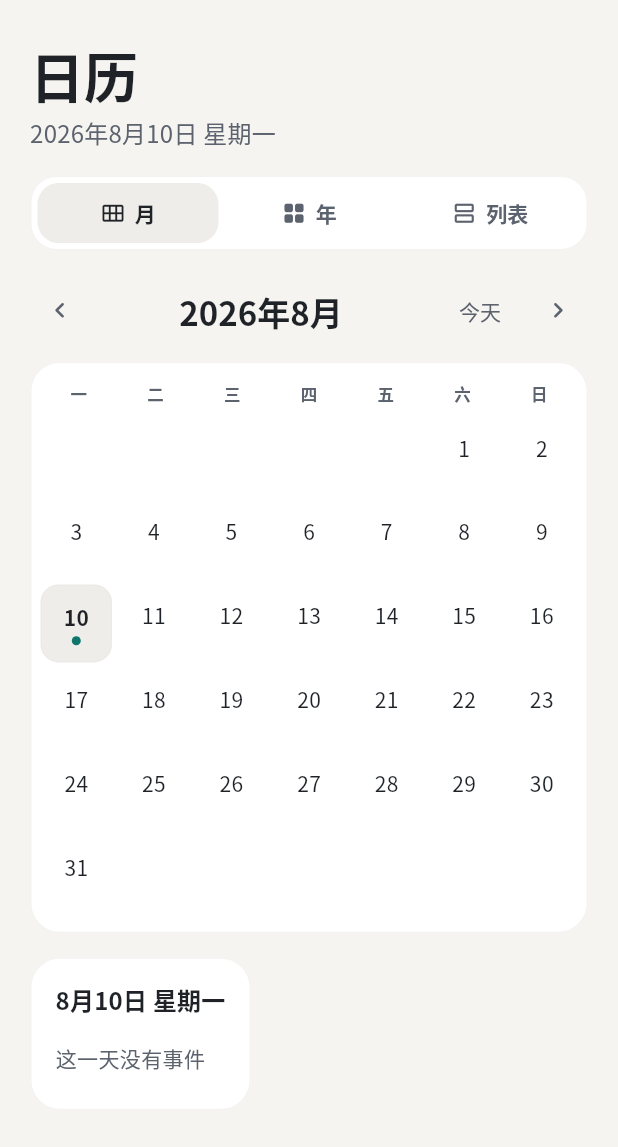
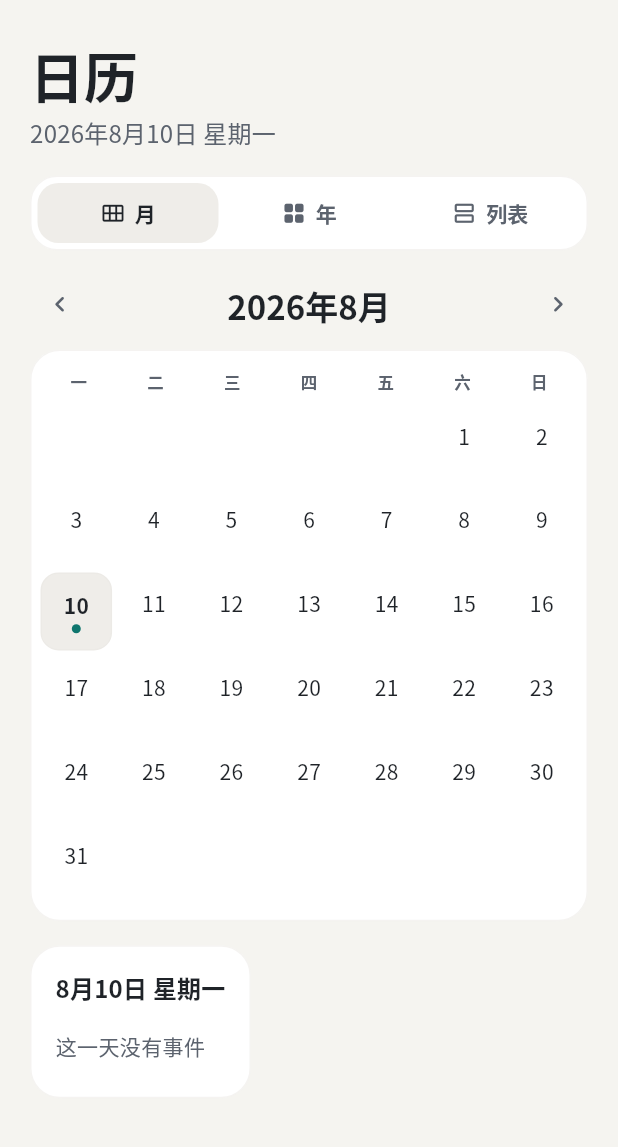
Before and after one commit to jiuxina/ying, a Flutter app: the CalendarPage widget shown alone on an empty page, opened directly, on a phone screen of 412 x 824 dp. Shown: the top 1147 px of the screen. Run offline on Flutter 3.47's test engine with Material 3 defaults, Android fonts, the phone set to English and light mode, and no system bars; our stand-ins replace file_picker, flutter_local_notifications, flutter_riverpod, flutter_timezone, image_picker, shared_preferences and 1 more; missing offline and left inert: home_widget, lunar, pointycastle; accounts and stored records are empty; network calls fail; Roboto replaces fonts that are missing (PingFang SC); statements that could not run were skipped.

Commit message:
日历页将今天按钮移到副标题行并居中月份切换

```diff
--- a/lib/ui/calendar_page.dart
+++ b/lib/ui/calendar_page.dart
@@ -39,7 +39,7 @@
       padding: EdgeInsets.fromLTRB(
         wide ? 34 : 20,
         28,
-        wide ? 34 : 20,
+        20,
         wide ? 24 : 132,
       ),
       children: [
@@ -51,12 +51,24 @@
           ),
         ),
         const SizedBox(height: 5),
-        Text(
-          DateFormat('yyyy年M月d日 EEEE', 'zh_CN').format(now),
-          style: Theme.of(context).textTheme.titleMedium?.copyWith(
-            color: Theme.of(context).colorScheme.onSurfaceVariant,
-            fontWeight: FontWeight.w500,
-          ),
+        Row(
+          children: [
+            Expanded(
+              child: Text(
+                DateFormat('yyyy年M月d日 EEEE', 'zh_CN').format(now),
+                style: Theme.of(context).textTheme.titleMedium?.copyWith(
+                  color: Theme.of(context).colorScheme.onSurfaceVariant,
+                  fontWeight: FontWeight.w500,
+                ),
+              ),
+            ),
+            if (_showTodayButton)
+              TextButton(
+                key: const ValueKey('calendar-today'),
+                onPressed: _jumpToToday,
+                child: const Text('今天'),
+              ),
+          ],
         ),
         const SizedBox(height: 18),
         _ModeSelector(value: _mode, onChanged: _changeMode),
@@ -68,6 +80,24 @@
         },
       ],
     );
+  }
+
+  bool get _showTodayButton {
+    final now = DateTime.now();
+    return switch (_mode) {
+      CalendarMode.month =>
+        _selectedDate != null && !_sameDay(_selectedDate!, now),
+      CalendarMode.year => _focusedMonth.year != now.year,
+      CalendarMode.list => false,
+    };
+  }
+
+  void _jumpToToday() {
+    final now = DateTime.now();
+    setState(() {
+      _focusedMonth = DateTime(now.year, now.month);
+      _selectedDate = DateTime(now.year, now.month, now.day);
+    });
   }
 
   void _changeMode(CalendarMode mode) {
@@ -115,13 +145,6 @@
                   ).textTheme.titleLarge?.copyWith(fontWeight: FontWeight.w700),
                 ),
               ),
-            ),
-            TextButton(
-              onPressed: () => setState(() {
-                _focusedMonth = DateTime(now.year, now.month);
-                _selectedDate = DateTime(now.year, now.month, now.day);
-              }),
-              child: const Text('今天'),
             ),
             GlassIconButton(
               icon: Icons.chevron_right_rounded,
@@ -213,12 +236,6 @@
                   ).textTheme.titleLarge?.copyWith(fontWeight: FontWeight.w700),
                 ),
               ),
-            ),
-            TextButton(
-              onPressed: () => setState(() {
-                _focusedMonth = DateTime(now.year, now.month);
-              }),
-              child: const Text('今天'),
             ),
             GlassIconButton(
               icon: Icons.chevron_right_rounded,
```
Also changed, not shown: 3 other files.
